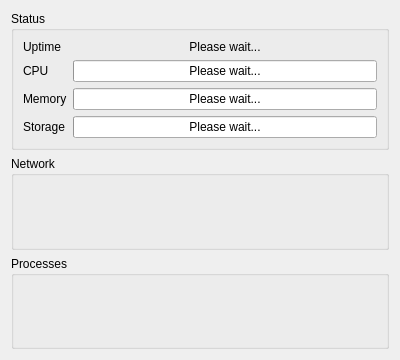
Above: src/brickv/plugin_system/plugins/red/ui/red_tab_overview.ui from Tinkerforge/brickv before the change. Below: the same form after it.
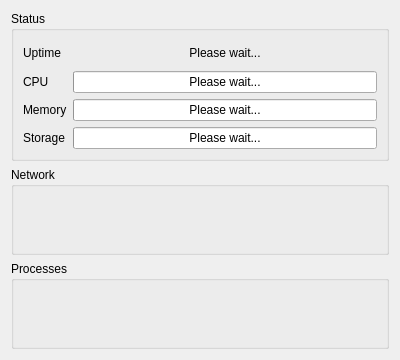
That is the form after the change.

Commit message: red-brick: Fix uptime label height

Patch:
```diff
--- a/src/brickv/plugin_system/plugins/red/ui/red_tab_overview.ui
+++ b/src/brickv/plugin_system/plugins/red/ui/red_tab_overview.ui
@@ -58,6 +58,18 @@
         </item>
         <item row="0" column="0">
          <widget class="QLabel" name="label_uptime">
+          <property name="sizePolicy">
+           <sizepolicy hsizetype="Preferred" vsizetype="Fixed">
+            <horstretch>0</horstretch>
+            <verstretch>0</verstretch>
+           </sizepolicy>
+          </property>
+          <property name="minimumSize">
+           <size>
+            <width>0</width>
+            <height>25</height>
+           </size>
+          </property>
           <property name="text">
            <string>Uptime</string>
           </property>
@@ -82,12 +94,27 @@
         </item>
         <item row="0" column="1">
          <widget class="QLabel" name="label_uptime_value">
+          <property name="sizePolicy">
+           <sizepolicy hsizetype="Preferred" vsizetype="Fixed">
+            <horstretch>0</horstretch>
+            <verstretch>0</verstretch>
+           </sizepolicy>
+          </property>
+          <property name="minimumSize">
+           <size>
+            <width>0</width>
+            <height>25</height>
+           </size>
+          </property>
           <property name="text">
            <string>Please wait...</string>
           </property>
           <property name="alignment">
            <set>Qt::AlignCenter</set>
           </property>
+          <property name="margin">
+           <number>0</number>
+          </property>
          </widget>
         </item>
        </layout>
```
